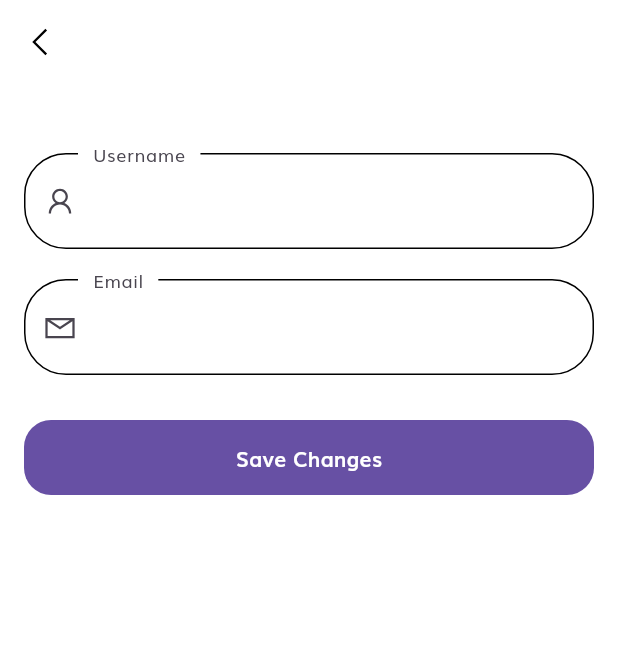
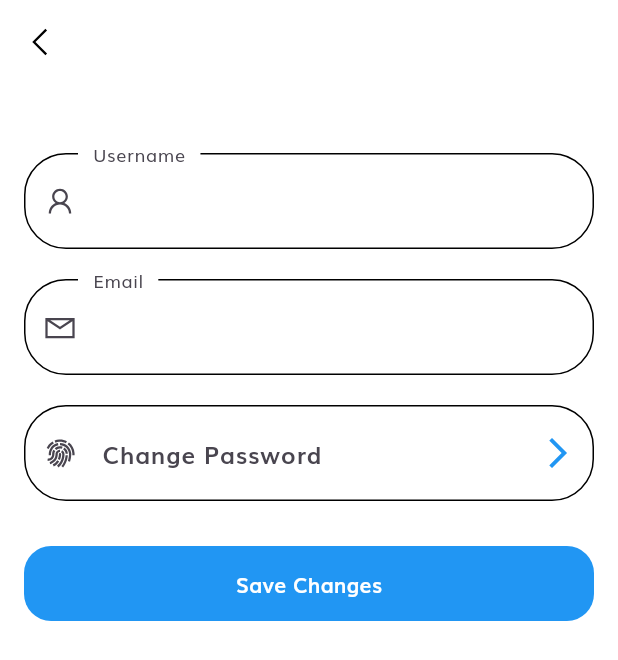
Before and after one commit to Tai521h0481/Final_FLutter_QuizletApp, a Flutter app: the ProfileScreen screen opened by its route, after a tap on "My Account", on a phone screen of 412 x 824 dp. Shown: the top 660 px of the screen. Run offline on Flutter 3.47's test engine with Material 3 defaults, Android fonts, the phone set to English and light mode, and no system bars; our stand-ins replace flip_card, flutter_easyloading, flutter_svg, flutter_tts, line_awesome_flutter, local_auth and 3 more; accounts and stored records are empty; network calls fail.

Commit message:
fix: login, logout, UI: add change password

```diff
--- a/lib/main.dart
+++ b/lib/main.dart
@@ -2,6 +2,7 @@ import 'package:flutter/material.dart';
 import 'package:shared_preferences/shared_preferences.dart';
 // import 'package:shop_app/screens/home/home_screen.dart';
 import 'package:shop_app/screens/init_screen.dart';
+import 'package:shop_app/screens/sign_in/sign_in_screen.dart';
 import 'package:shop_app/screens/splash/splash_screen.dart';
 import 'package:flutter_easyloading/flutter_easyloading.dart';
 
@@ -17,7 +18,6 @@ void main() async {
 Future<String> getInitialRoute() async {
   final prefs = await SharedPreferences.getInstance();
   final data = prefs.getString('data');
-  print("data : $data");
   return data == null ? SplashScreen.routeName : InitScreen.routeName;
 }
 
--- a/lib/screens/flipcard/flipcard_screen.dart
+++ b/lib/screens/flipcard/flipcard_screen.dart
@@ -74,7 +74,6 @@ class _FlipCardScreenState extends State<FlipCardScreen> {
             Navigator.pop(context);
           },
         ),
-        title: const Text('Flip Card'),
         actions: <Widget>[
           IconButton(
             icon: const Icon(Icons.more_horiz),
--- a/lib/screens/profile/components/profile_pic.dart
+++ b/lib/screens/profile/components/profile_pic.dart
@@ -1,14 +1,12 @@
 import 'package:flutter/material.dart';
-import 'package:flutter_svg/flutter_svg.dart';
 
 class ProfilePic extends StatelessWidget {
-  const ProfilePic({
-    Key? key,
-  }) : super(key: key);
+  final String profileImageUrl;
+  const ProfilePic({Key? key, required this.profileImageUrl}) : super(key: key);
 
   @override
   Widget build(BuildContext context) {
-    return const SizedBox(
+    return SizedBox(
       height: 115,
       width: 115,
       child: Stack(
@@ -16,28 +14,8 @@ class ProfilePic extends StatelessWidget {
         clipBehavior: Clip.none,
         children: [
           CircleAvatar(
-            backgroundImage: AssetImage("assets/images/Profile Image.png"),
+            backgroundImage: NetworkImage(profileImageUrl),
           ),
-          // Positioned(
-          //   right: -16,
-          //   bottom: 0,
-          //   child: SizedBox(
-          //     height: 46,
-          //     width: 46,
-          //     child: TextButton(
-          //       style: TextButton.styleFrom(
-          //         foregroundColor: Colors.white,
-          //         shape: RoundedRectangleBorder(
-          //           borderRadius: BorderRadius.circular(50),
-          //           side: const BorderSide(color: Colors.white),
-          //         ),
-          //         backgroundColor: const Color(0xFFF5F6F9),
-          //       ),
-          //       onPressed: () {},
-          //       child: SvgPicture.asset("assets/icons/Camera Icon.svg"),
-          //     ),
-          //   ),
-          // ),
         ],
       ),
     );
--- a/lib/screens/profile/profile_edit_screen.dart
+++ b/lib/screens/profile/profile_edit_screen.dart
@@ -15,7 +15,6 @@ class ProfileEditScreen extends StatefulWidget {
 class _ProfileEditScreenState extends State<ProfileEditScreen> {
   final TextEditingController _usernameController = TextEditingController();
   final TextEditingController _emailController = TextEditingController();
-  // Controller for password is not included since it's typically not safe to display or edit passwords directly in forms
   String? _profileImageUrl;
 
   @override
@@ -81,7 +80,7 @@ class _ProfileEditScreenState extends State<ProfileEditScreen> {
                         width: 40,
                         height: 40,
                         decoration: BoxDecoration(
-                          color: Theme.of(context).primaryColor,
+                          color: Colors.blue,
                           shape: BoxShape.circle,
                         ),
                         child: Icon(
@@ -103,9 +102,25 @@ class _ProfileEditScreenState extends State<ProfileEditScreen> {
               const SizedBox(height: 20),
               TextFormField(
                 controller: _emailController,
+                readOnly: true,
                 decoration: const InputDecoration(
                   labelText: 'Email',
                   prefixIcon: Icon(LineAwesomeIcons.envelope),
+                ),
+              ),
+              const SizedBox(height: 20),
+              Expanded(
+                child: TextFormField(
+                  readOnly: true,
+                  decoration: const InputDecoration(
+                    hintText: "Change Password",
+                    hintStyle: TextStyle(fontWeight: FontWeight.bold),
+                    prefixIcon: Icon(LineAwesomeIcons.fingerprint),
+                    suffixIcon: Icon(
+                      Icons.arrow_forward_ios,
+                      color: Colors.blue,
+                    ),
+                  ),
                 ),
               ),
               const SizedBox(height: 30),
@@ -114,11 +129,12 @@ class _ProfileEditScreenState extends State<ProfileEditScreen> {
                   // Implement save functionality here
                 },
                 style: ElevatedButton.styleFrom(
-                  primary: Theme.of(context).primaryColor,
+                  primary: Colors.blue,
                   shape: RoundedRectangleBorder(
                     borderRadius: BorderRadius.circular(18.0),
                   ),
-                  padding: const EdgeInsets.symmetric(horizontal: 30, vertical: 15),
+                  padding:
+                      const EdgeInsets.symmetric(horizontal: 30, vertical: 15),
                 ),
                 child: const Text(
                   'Save Changes',
```
Also changed, not shown: lib/screens/profile/profile_screen.dart (+6 -4 lines).
